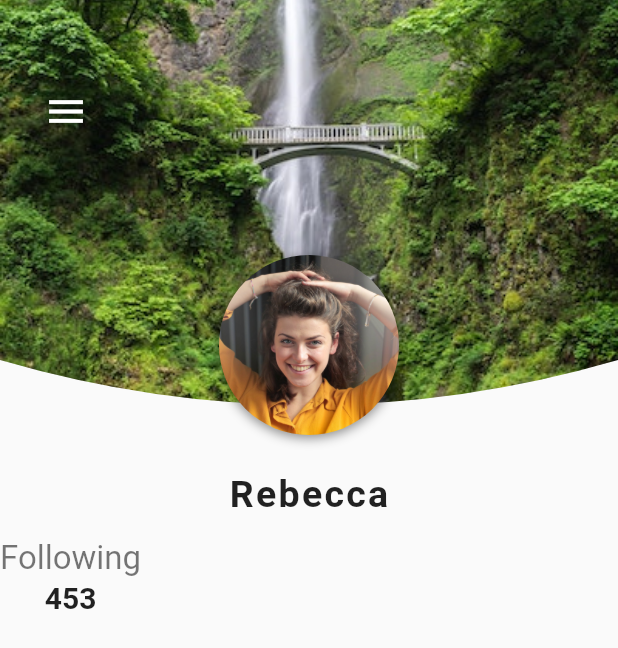
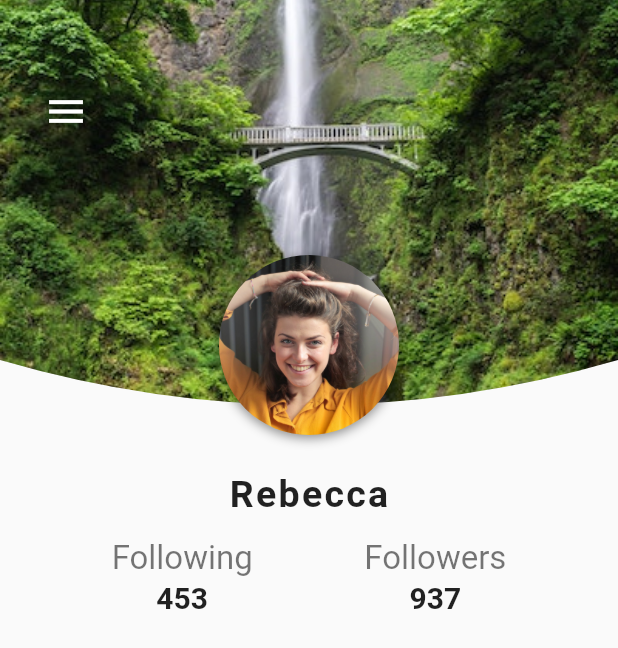
Before and after one commit to PauloSTDev/flutter_social_ui, a Flutter app: the ProfileScreen screen opened directly, on a phone screen of 412 x 824 dp. Shown: the top 648 px of the screen. Run offline on Flutter 3.47's test engine with Material 2 defaults, Android fonts, the phone set to English and light mode, and no system bars.

Commit message:
Implementa campo de Followers alinha suas posições

```diff
--- a/lib/screens/profile_screen.dart
+++ b/lib/screens/profile_screen.dart
@@ -1,5 +1,3 @@
-import 'dart:html';
-
 import 'package:flutter/material.dart';
 import 'package:flutter_social_ui/models/user_model.dart';
 import 'package:flutter_social_ui/widgets/custom_drawer.dart';
@@ -84,6 +82,7 @@ class _ProfileScreenState extends State<ProfileScreen> {
               ),
             ),
             Row(
+              mainAxisAlignment: MainAxisAlignment.spaceEvenly,
               children: [
                 Column(
                   children: [
@@ -104,6 +103,25 @@ class _ProfileScreenState extends State<ProfileScreen> {
                     ),
                   ],
                 ),
+                Column(
+                  children: [
+                    Text(
+                      "Followers",
+                      style: TextStyle(
+                        color: Colors.black54,
+                        fontSize: 22.0,
+                      ),
+                    ),
+                    SizedBox(height: 2.0),
+                    Text(
+                      widget.user.followers.toString(),
+                      style: TextStyle(
+                        fontSize: 20.0,
+                        fontWeight: FontWeight.w600,
+                      ),
+                    ),
+                  ],
+                ),
               ],
             ),
           ],
```
